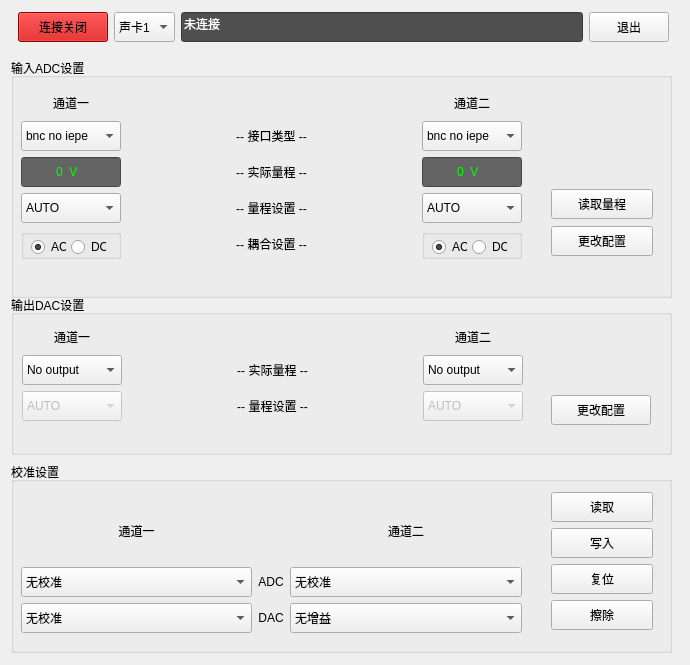
SongW521/APControl, file apwidget.ui: the form before one commit.
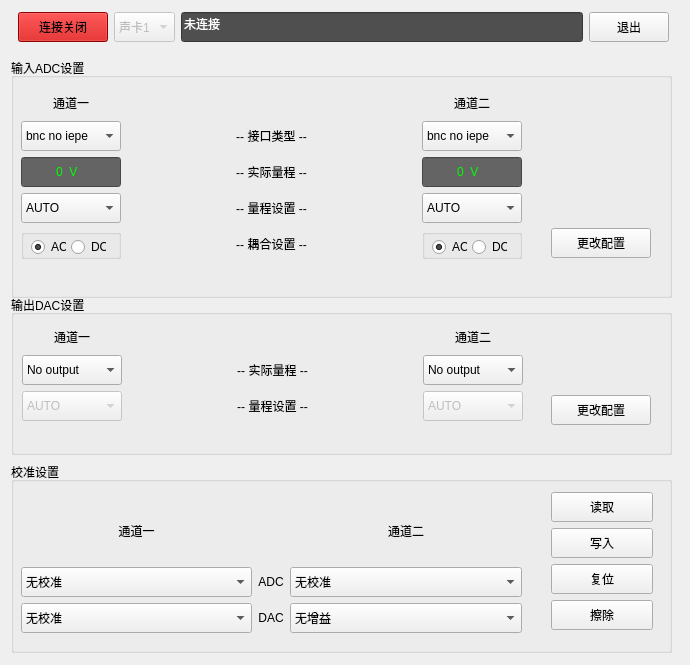
The form after the commit.

Patch:
```diff
--- a/apwidget.ui
+++ b/apwidget.ui
@@ -360,44 +360,6 @@
    <property name="title">
     <string>输入ADC设置</string>
    </property>
-   <widget class="QWidget" name="layoutWidget">
-    <property name="geometry">
-     <rect>
-      <x>540</x>
-      <y>130</y>
-      <width>102</width>
-      <height>69</height>
-     </rect>
-    </property>
-    <layout class="QVBoxLayout" name="verticalLayout">
-     <item>
-      <widget class="QPushButton" name="readRangeBT">
-       <property name="minimumSize">
-        <size>
-         <width>100</width>
-         <height>30</height>
-        </size>
-       </property>
-       <property name="text">
-        <string>读取量程</string>
-       </property>
-      </widget>
-     </item>
-     <item>
-      <widget class="QPushButton" name="setInputBT">
-       <property name="minimumSize">
-        <size>
-         <width>100</width>
-         <height>30</height>
-        </size>
-       </property>
-       <property name="text">
-        <string>更改配置</string>
-       </property>
-      </widget>
-     </item>
-    </layout>
-   </widget>
    <widget class="QWidget" name="layoutWidget">
     <property name="geometry">
      <rect>
@@ -858,6 +820,25 @@
      </item>
     </layout>
    </widget>
+   <widget class="QPushButton" name="setInputBT">
+    <property name="geometry">
+     <rect>
+      <x>540</x>
+      <y>170</y>
+      <width>100</width>
+      <height>30</height>
+     </rect>
+    </property>
+    <property name="minimumSize">
+     <size>
+      <width>100</width>
+      <height>30</height>
+     </size>
+    </property>
+    <property name="text">
+     <string>更改配置</string>
+    </property>
+   </widget>
   </widget>
   <widget class="QGroupBox" name="groupBox_2">
    <property name="geometry">
@@ -1193,6 +1174,9 @@
     </item>
     <item>
      <widget class="QComboBox" name="devSecCB">
+      <property name="enabled">
+       <bool>false</bool>
+      </property>
       <property name="minimumSize">
        <size>
         <width>60</width>
```
